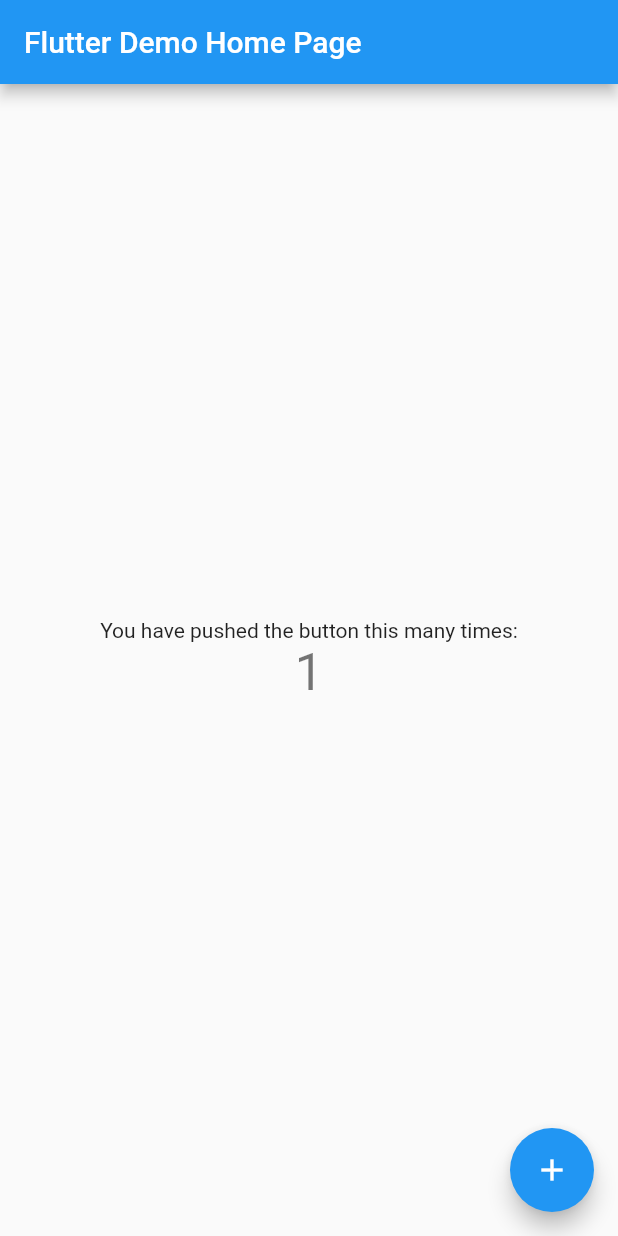
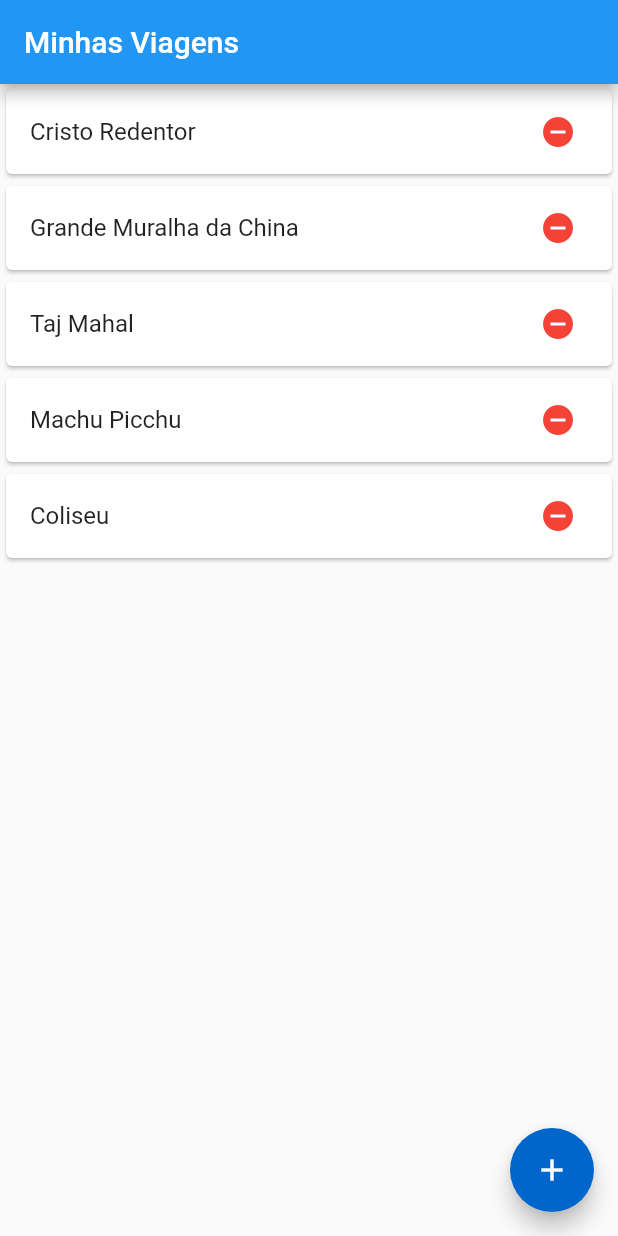
Before and after one commit to soapmactavish23/minhas_viagens, a Flutter app: the screen it shows after launch, after a tap on the "add" icon, on a phone screen of 412 x 824 dp. Run offline on Flutter 3.47's test engine with Material 2 defaults, Android fonts, the phone set to English and light mode, and no system bars.

Commit message:
Criando SplashScreen

```diff
--- /dev/null
+++ b/lib/Home.dart
@@ -0,0 +1,76 @@
+import 'package:flutter/material.dart';
+
+class Home extends StatefulWidget {
+  @override
+  _HomeState createState() => _HomeState();
+}
+
+class _HomeState extends State<Home> {
+  List _listaViagens = [
+    "Cristo Redentor",
+    "Grande Muralha da China",
+    "Taj Mahal",
+    "Machu Picchu",
+    "Coliseu"
+  ];
+
+  _abrirMapa() {}
+
+  _excluirViagem() {}
+
+  _adicionarLocal() {}
+
+  @override
+  Widget build(BuildContext context) {
+    return Scaffold(
+      appBar: AppBar(
+        title: Text("Minhas Viagens"),
+      ),
+      floatingActionButton: FloatingActionButton(
+        child: Icon(Icons.add),
+        backgroundColor: Color(0xff0066cc),
+        onPressed: (){
+          _adicionarLocal();
+        },
+      ),
+      body: Column(
+        children: <Widget>[
+          Expanded(
+              child: ListView.builder(
+                  itemCount: _listaViagens.length,
+                  itemBuilder: (context, index) {
+                    String titulo = _listaViagens[index];
+
+                    return GestureDetector(
+                      onTap: () {
+                        _abrirMapa();
+                      },
+                      child: Card(
+                        child: ListTile(
+                          title: Text(titulo),
+                          trailing: Row(
+                            mainAxisSize: MainAxisSize.min,
+                            children: <Widget>[
+                              GestureDetector(
+                                onTap: () {
+                                  _excluirViagem();
+                                },
+                                child: Padding(
+                                  padding: EdgeInsets.all(8),
+                                  child: Icon(
+                                    Icons.remove_circle,
+                                    color: Colors.red,
+                                  ),
+                                ),
+                              )
+                            ],
+                          ),
+                        ),
+                      ),
+                    );
+                  }))
+        ],
+      ),
+    );
+  }
+}
--- /dev/null
+++ b/lib/SplashScreen.dart
@@ -0,0 +1,34 @@
+import 'dart:async';
+
+import 'package:flutter/material.dart';
+
+import 'Home.dart';
+
+class SplashScreen extends StatefulWidget {
+  @override
+  _SplashScreenState createState() => _SplashScreenState();
+}
+
+class _SplashScreenState extends State<SplashScreen> {
+  @override
+  void didChangeDependencies() {
+    super.didChangeDependencies();
+    Timer(Duration(seconds: 5), () {
+      Navigator.pushReplacement(context, MaterialPageRoute(
+          builder:(_) => Home()));
+    });
+  }
+
+  @override
+  Widget build(BuildContext context) {
+    return Scaffold(
+      body: Container(
+        color: Color(0xff0066cc),
+        padding: EdgeInsets.all(60),
+        child: Center(
+          child: Image.asset("imagens/logo.png"),
+        ),
+      ),
+    );
+  }
+}
--- a/lib/main.dart
+++ b/lib/main.dart
@@ -1,113 +1,12 @@
 import 'package:flutter/material.dart';
 
+import 'Home.dart';
+import 'SplashScreen.dart';
+
 void main() {
-  runApp(MyApp());
+  runApp(MaterialApp(
+    title: "Minhas Viagens",
+    home: SplashScreen(),
+    debugShowCheckedModeBanner: false,
+  ));
 }
-
-class MyApp extends StatelessWidget {
-  // This widget is the root of your application.
-  @override
-  Widget build(BuildContext context) {
-    return MaterialApp(
-      title: 'Flutter Demo',
-      theme: ThemeData(
-        // This is the theme of your application.
-        //
-        // Try running your application with "flutter run". You'll see the
-        // application has a blue toolbar. Then, without quitting the app, try
-        // changing the primarySwatch below to Colors.green and then invoke
-        // "hot reload" (press "r" in the console where you ran "flutter run",
-        // or simply save your changes to "hot reload" in a Flutter IDE).
-        // Notice that the counter didn't reset back to zero; the application
-        // is not restarted.
-        primarySwatch: Colors.blue,
-      ),
-      home: MyHomePage(title: 'Flutter Demo Home Page'),
-    );
-  }
-}
-
-class MyHomePage extends StatefulWidget {
-  MyHomePage({Key key, this.title}) : super(key: key);
-
-  // This widget is the home page of your application. It is stateful, meaning
-  // that it has a State object (defined below) that contains fields that affect
-  // how it looks.
-
-  // This class is the configuration for the state. It holds the values (in this
-  // case the title) provided by the parent (in this case the App widget) and
-  // used by the build method of the State. Fields in a Widget subclass are
-  // always marked "final".
-
-  final String title;
-
-  @override
-  _MyHomePageState createState() => _MyHomePageState();
-}
-
-class _MyHomePageState extends State<MyHomePage> {
-  int _counter = 0;
-
-  void _incrementCounter() {
-    setState(() {
-      // This call to setState tells the Flutter framework that something has
-      // changed in this State, which causes it to rerun the build method below
-      // so that the display can reflect the updated values. If we changed
-      // _counter without calling setState(), then the build method would not be
-      // called again, and so nothing would appear to happen.
-      _counter++;
-    });
-  }
-
-  @override
-  Widget build(BuildContext context) {
-    // This method is rerun every time setState is called, for instance as done
-    // by the _incrementCounter method above.
-    //
-    // The Flutter framework has been optimized to make rerunning build methods
-    // fast, so that you can just rebuild anything that needs updating rather
-    // than having to individually change instances of widgets.
-    return Scaffold(
-      appBar: AppBar(
-        // Here we take the value from the MyHomePage object that was created by
-        // the App.build method, and use it to set our appbar title.
-        title: Text(widget.title),
-      ),
-      body: Center(
-        // Center is a layout widget. It takes a single child and positions it
-        // in the middle of the parent.
-        child: Column(
-          // Column is also a layout widget. It takes a list of children and
-          // arranges them vertically. By default, it sizes itself to fit its
-          // children horizontally, and tries to be as tall as its parent.
-          //
-          // Invoke "debug painting" (press "p" in the console, choose the
-          // "Toggle Debug Paint" action from the Flutter Inspector in Android
-          // Studio, or the "Toggle Debug Paint" command in Visual Studio Code)
-          // to see the wireframe for each widget.
-          //
-          // Column has various properties to control how it sizes itself and
-          // how it positions its children. Here we use mainAxisAlignment to
-          // center the children vertically; the main axis here is the vertical
-          // axis because Columns are vertical (the cross axis would be
-          // horizontal).
-          mainAxisAlignment: MainAxisAlignment.center,
-          children: <Widget>[
-            Text(
-              'You have pushed the button this many times:',
-            ),
-            Text(
-              '$_counter',
-              style: Theme.of(context).textTheme.headline4,
-            ),
-          ],
-        ),
-      ),
-      floatingActionButton: FloatingActionButton(
-        onPressed: _incrementCounter,
-        tooltip: 'Increment',
-        child: Icon(Icons.add),
-      ), // This trailing comma makes auto-formatting nicer for build methods.
-    );
-  }
-}
--- a/pubspec.yaml
+++ b/pubspec.yaml
@@ -48,6 +48,8 @@
   # assets:
   #   - images/a_dot_burr.jpeg
   #   - images/a_dot_ham.jpeg
+  assets:
+    - imagens/logo.png
 
   # An image asset can refer to one or more resolution-specific "variants", see
   # https://flutter.dev/assets-and-images/#resolution-aware.
```
Also changed, not shown: imagens/logo.png (added), 1 other file.
